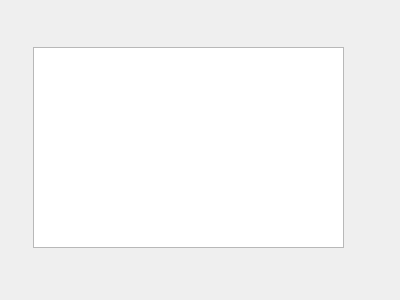
Above: apps/uitest/scripts/TextEditForm.ui from dmzgroup/js before the change. Below: the same form after it.
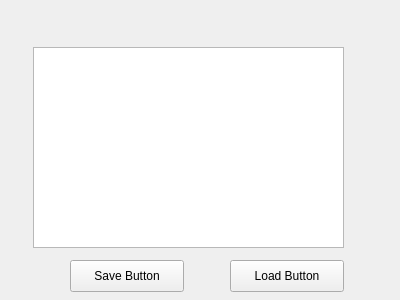
That is the form after the change.

The edit to the form file:
```diff
--- a/apps/uitest/scripts/TextEditForm.ui
+++ b/apps/uitest/scripts/TextEditForm.ui
@@ -23,6 +23,32 @@
     </rect>
    </property>
   </widget>
+  <widget class="QPushButton" name="saveButton">
+   <property name="geometry">
+    <rect>
+     <x>70</x>
+     <y>260</y>
+     <width>114</width>
+     <height>32</height>
+    </rect>
+   </property>
+   <property name="text">
+    <string>Save Button</string>
+   </property>
+  </widget>
+  <widget class="QPushButton" name="loadButton">
+   <property name="geometry">
+    <rect>
+     <x>230</x>
+     <y>260</y>
+     <width>114</width>
+     <height>32</height>
+    </rect>
+   </property>
+   <property name="text">
+    <string>Load Button</string>
+   </property>
+  </widget>
  </widget>
  <resources/>
  <connections/>
```
